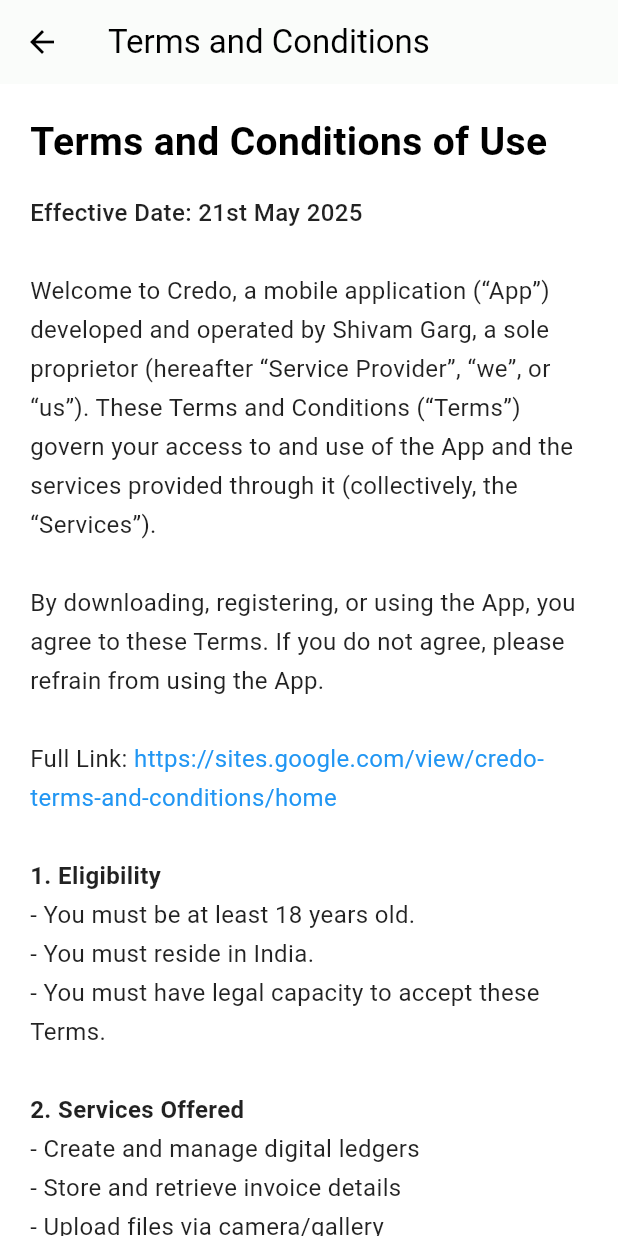
After one commit to shivamgarg001/Credo, a Flutter app: the HelpPage screen opened by its route, after a tap on "Terms & Conditions", on a phone screen of 412 x 824 dp. The commit adds this screen. Run offline on Flutter 3.47's test engine with Material 3 defaults, Android fonts, the phone set to English and light mode, and no system bars; our stand-ins replace another_flushbar, audioplayers, auto_size_text, cloud_firestore, connectivity_plus, firebase_core and 14 more; missing offline and left inert: flutter_pdfview, record; accounts and stored records are empty; key blocks and very long unbroken strings in the code were emptied for the run.

Commit message:
privacy and t&c

```diff
--- a/lib/pages/settings/help.dart
+++ b/lib/pages/settings/help.dart
@@ -1,8 +1,11 @@
+import 'package:credo/pages/settings/terms_and_conditions.dart';
 import 'package:flutter/material.dart';
 
 import '../../widgets/custom_back_button.dart';
 import '../../widgets/custom_text_button.dart';
 import '../../widgets/settings/setting_tile.dart';
+import 'privacy_policy.dart';
+import 'terms_and_conditions.dart';
 
 class HelpPage extends StatelessWidget {
   const HelpPage({super.key});
@@ -18,33 +21,51 @@
           child: Column(
             children: [
               const CustomBackButton(title: 'Help'),
-              const SettingTile(
-                icon: Icons.help,
-                title: 'How to use credo?',
-              ),
-              const SettingTile(
-                icon: Icons.info,
-                title: 'About credo',
-              ),
-              const SettingTile(
+              // const SettingTile(
+              //   icon: Icons.help,
+              //   title: 'How to use credo?',
+              // ),
+              // const SettingTile(
+              //   icon: Icons.info,
+              //   title: 'About credo',
+              // ),
+              SettingTile(
                 icon: Icons.lock,
                 title: 'Privacy Policy & Security',
+                onTap: () => _navigateToPrivacyPolicy(context), // Wrap it in a closure
               ),
-              const SettingTile(
+              SettingTile(
                 icon: Icons.gavel,
                 title: 'Terms & Conditions',
+                onTap: () => _navigateToTermsAndConditions(context), // Wrap it in a closure
               ),
-              const Spacer(),
-              CustomButton(
-                icon: Icons.call,
-                title: 'Call Customer Care',
-                onTap: () {},
-              ),
-              const SizedBox(height: 15.0),
+              // const Spacer(),
+              // CustomButton(
+              //   icon: Icons.call,
+              //   title: 'Call Customer Care',
+              //   onTap: () {},
+              // ),
+              // const SizedBox(height: 15.0),
             ],
           ),
         ),
       ),
     );
   }
+
+  // Method to navigate to the Privacy Policy page
+  static void _navigateToPrivacyPolicy(BuildContext context) {
+    Navigator.push(
+      context,
+      MaterialPageRoute(builder: (context) => PrivacyPolicyPage()),
+    );
+  }
+
+  // Method to navigate to the Terms and Conditions page
+  static void _navigateToTermsAndConditions(BuildContext context) {
+    Navigator.push(
+      context,
+      MaterialPageRoute(builder: (context) => TermsAndConditionsPage()),
+    );
+  }
 }
--- /dev/null
+++ b/lib/pages/settings/privacy_policy.dart
@@ -0,0 +1,156 @@
+import 'package:flutter/gestures.dart';
+import 'package:flutter/material.dart';
+import 'package:url_launcher/url_launcher.dart';
+
+class PrivacyPolicyPage extends StatelessWidget {
+  // Function to launch a URL
+  void _launchURL(String url) async {
+    if (await canLaunchUrl(Uri.parse(url))) {
+      await launchUrl(Uri.parse(url));
+    } else {
+      throw 'Could not launch $url';
+    }
+  }
+
+  @override
+  Widget build(BuildContext context) {
+    return Scaffold(
+      appBar: AppBar(
+        title: Text("Privacy Policy"),
+        backgroundColor: Colors.white,
+        foregroundColor: Colors.black,
+        elevation: 0.5,
+      ),
+      body: SingleChildScrollView(
+        padding: EdgeInsets.all(20.0),
+        child: Column(
+          crossAxisAlignment: CrossAxisAlignment.start,
+          children: [
+            Text(
+              "Privacy Policy for Credo",
+              style: TextStyle(fontSize: 26, fontWeight: FontWeight.bold),
+            ),
+            SizedBox(height: 16),
+            Text.rich(
+              TextSpan(
+                style: TextStyle(fontSize: 16, height: 1.6, color: Colors.black87),
+                children: [
+                  TextSpan(
+                    text: "Effective Date: 21st May 2025\n\n",
+                    style: TextStyle(fontWeight: FontWeight.w500),
+                  ),
+                  TextSpan(
+                    text:
+                        "This Privacy Policy applies to the mobile application Credo (the “Application”) developed and operated by Shivam Garg (the “Service Provider”) and made available as a free service. The Application is intended to be used “AS IS.”\n\n"
+                        "By using Credo, you agree to the practices described in this policy. If you do not agree, please discontinue use of the Application.\n\n",
+                  ),
+                  TextSpan(
+                    text: "Privacy Policy Link: ",
+                  ),
+                  TextSpan(
+                    text: "https://sites.google.com/view/credo-privacy-policy/home\n\n",
+                    style: TextStyle(color: Colors.blue),
+                    recognizer: TapGestureRecognizer()
+                      ..onTap = () {
+                        _launchURL("https://sites.google.com/view/credo-privacy-policy/home");
+                      },
+                  ),
+                  TextSpan(
+                    text: "1. Information We Collect\n",
+                    style: TextStyle(fontWeight: FontWeight.bold),
+                  ),
+                  TextSpan(
+                    text:
+                        "\na) User-Provided Information:\n- Name\n- Phone number\n- Email address\n- Residential or Business Address\n- GST number\n- Passwords (securely hashed)\n\n"
+                        "b) Automatically Collected Information:\n- Device IP address\n- Operating system\n- Device type\n- Pages visited and duration\n- Firebase Crashlytics logs\n\n"
+                        "Note: We do not collect GPS location, media content, SMS, or call logs.\n\n",
+                  ),
+                  TextSpan(
+                    text: "2. Device Permissions Used\n",
+                    style: TextStyle(fontWeight: FontWeight.bold),
+                  ),
+                  TextSpan(
+                    text:
+                        "\n- Camera: For document capture\n- Gallery: For image upload\n- Contacts: For customer/supplier association\n\n",
+                  ),
+                  TextSpan(
+                    text: "3. How We Use Your Data\n",
+                    style: TextStyle(fontWeight: FontWeight.bold),
+                  ),
+                  TextSpan(
+                    text:
+                        "\n- To create and manage your account\n- To store and retrieve ledger and invoice data\n- To send push notifications (via Firebase)\n- For in-app functionality and technical performance\n\n",
+                  ),
+                  TextSpan(
+                    text: "4. Data Storage and Security\n",
+                    style: TextStyle(fontWeight: FontWeight.bold),
+                  ),
+                  TextSpan(
+                    text:
+                        "\n- AWS India: App backend data\n- MongoDB Atlas: Invoice and ledger data\n- All credentials are stored securely using encryption and best practices\n\n",
+                  ),
+                  TextSpan(
+                    text: "5. Third-Party Services\n",
+                    style: TextStyle(fontWeight: FontWeight.bold),
+                  ),
+                  TextSpan(
+                    text:
+                        "\nWe use:\n- Google Play Services\n- Firebase Analytics\n- Firebase Crashlytics\n\nThese services may collect aggregated, anonymized data.\n\n",
+                  ),
+                  TextSpan(
+                    text: "6. Data Retention and Deletion\n",
+                    style: TextStyle(fontWeight: FontWeight.bold),
+                  ),
+                  TextSpan(
+                    text:
+                        "\n- Data is retained while your account is active and deleted upon account removal\n- You can delete your data directly in the app\n- Or email us at shivamg2701@gmail.com for removal requests\n\n",
+                  ),
+                  TextSpan(
+                    text: "7. Security Measures\n",
+                    style: TextStyle(fontWeight: FontWeight.bold),
+                  ),
+                  TextSpan(
+                    text:
+                        "\nWe implement security measures including encryption, hashing, and secured cloud infrastructure. While we strive for complete safety, no method of transmission over the Internet is 100% secure.\n\n",
+                  ),
+                  TextSpan(
+                    text: "8. Children’s Privacy\n",
+                    style: TextStyle(fontWeight: FontWeight.bold),
+                  ),
+                  TextSpan(
+                    text:
+                        "\nCredo is not intended for children under 13. We do not knowingly collect data from children. If we discover such data, we will delete it immediately. Parents may contact us to take necessary action.\n\n",
+                  ),
+                  TextSpan(
+                    text: "9. Changes to the Privacy Policy\n",
+                    style: TextStyle(fontWeight: FontWeight.bold),
+                  ),
+                  TextSpan(
+                    text:
+                        "\nThis Privacy Policy may be updated periodically. All updates will be notified via app update or in-app message.\n\n",
+                  ),
+                  TextSpan(
+                    text: "10. Governing Law\n",
+                    style: TextStyle(fontWeight: FontWeight.bold),
+                  ),
+                  TextSpan(
+                    text:
+                        "\nThis Privacy Policy is governed by the laws of India. Any disputes shall be subject to the jurisdiction of New Delhi, India.\n\n",
+                  ),
+                  TextSpan(
+                    text: "11. Contact Us\n",
+                    style: TextStyle(fontWeight: FontWeight.bold),
+                  ),
+                  TextSpan(
+                    text:
+                        "\nIf you have any questions or feedback, please contact:\n- labs.credo@gmail.com\n- shivamg2701@gmail.com\n",
+                  ),
+                ],
+              ),
+            ),
+          ],
+        ),
+      ),
+    );
+  }
+}
--- /dev/null
+++ b/lib/pages/settings/terms_and_conditions.dart
@@ -0,0 +1,178 @@
+import 'package:flutter/gestures.dart';
+import 'package:flutter/material.dart';
+import 'package:url_launcher/url_launcher.dart';
+
+class TermsAndConditionsPage extends StatelessWidget {
+  void _launchURL(String url) async {
+    final uri = Uri.parse(url);
+    if (await canLaunchUrl(uri)) {
+      await launchUrl(uri);
+    } else {
+      throw 'Could not launch $url';
+    }
+  }
+
+  @override
+  Widget build(BuildContext context) {
+    return Scaffold(
+      appBar: AppBar(
+        title: Text("Terms and Conditions"),
+        backgroundColor: Colors.white,
+        foregroundColor: Colors.black,
+        elevation: 0.5,
+      ),
+      body: SingleChildScrollView(
+        padding: EdgeInsets.all(20),
+        child: Column(
+          crossAxisAlignment: CrossAxisAlignment.start,
+          children: [
+            Text(
+              "Terms and Conditions of Use",
+              style: TextStyle(fontSize: 26, fontWeight: FontWeight.bold),
+            ),
+            SizedBox(height: 16),
+            Text.rich(
+              TextSpan(
+                style: TextStyle(fontSize: 16, height: 1.6, color: Colors.black87),
+                children: [
+                  TextSpan(
+                    text: "Effective Date: 21st May 2025\n\n",
+                    style: TextStyle(fontWeight: FontWeight.w500),
+                  ),
+                  TextSpan(
+                    text:
+                        "Welcome to Credo, a mobile application (“App”) developed and operated by Shivam Garg, a sole proprietor (hereafter “Service Provider”, “we”, or “us”). These Terms and Conditions (“Terms”) govern your access to and use of the App and the services provided through it (collectively, the “Services”).\n\n"
+                        "By downloading, registering, or using the App, you agree to these Terms. If you do not agree, please refrain from using the App.\n\n",
+                  ),
+                  TextSpan(
+                    text: "Full Link: ",
+                  ),
+                  TextSpan(
+                    text: "https://sites.google.com/view/credo-terms-and-conditions/home\n\n",
+                    style: TextStyle(color: Colors.blue),
+                    recognizer: TapGestureRecognizer()
+                      ..onTap = () {
+                        _launchURL("https://sites.google.com/view/credo-terms-and-conditions/home");
+                      },
+                  ),
+                  TextSpan(
+                    text: "1. Eligibility\n",
+                    style: TextStyle(fontWeight: FontWeight.bold),
+                  ),
+                  TextSpan(
+                    text:
+                        "- You must be at least 18 years old.\n- You must reside in India.\n- You must have legal capacity to accept these Terms.\n\n",
+                  ),
+                  TextSpan(
+                    text: "2. Services Offered\n",
+                    style: TextStyle(fontWeight: FontWeight.bold),
+                  ),
+                  TextSpan(
+                    text:
+                        "- Create and manage digital ledgers\n- Store and retrieve invoice details\n- Upload files via camera/gallery\n- Manage customer/supplier records\n- No payment gateway or lending features are provided\n\n",
+                  ),
+                  TextSpan(
+                    text: "3. User Account and Onboarding\n",
+                    style: TextStyle(fontWeight: FontWeight.bold),
+                  ),
+                  TextSpan(
+                    text:
+                        "- Users must register with valid name, phone, email, and GST number\n- Passwords are stored using secure hashing\n- Users are responsible for account security\n\n",
+                  ),
+                  TextSpan(
+                    text: "4. Permissions and Device Access\n",
+                    style: TextStyle(fontWeight: FontWeight.bold),
+                  ),
+                  TextSpan(
+                    text:
+                        "- Camera: For scanning/uploading documents\n- Gallery: For file selection\n- Contacts: For linking customers/suppliers\n\n",
+                  ),
+                  TextSpan(
+                    text: "5. Data Storage and Security\n",
+                    style: TextStyle(fontWeight: FontWeight.bold),
+                  ),
+                  TextSpan(
+                    text:
+                        "- Data is stored on AWS India and MongoDB Atlas\n- We follow best practices including encryption and access control\n\n",
+                  ),
+                  TextSpan(
+                    text: "6. Consent and Communication\n",
+                    style: TextStyle(fontWeight: FontWeight.bold),
+                  ),
+                  TextSpan(
+                    text:
+                        "- Users agree to receive operational emails and push notifications via Firebase\n- Push notifications can be turned off via phone settings\n\n",
+                  ),
+                  TextSpan(
+                    text: "7. Restrictions and User Obligations\n",
+                    style: TextStyle(fontWeight: FontWeight.bold),
+                  ),
+                  TextSpan(
+                    text:
+                        "- Do not engage in illegal, fraudulent, or abusive behavior\n- Do not upload harmful or malicious content\n- Do not use the app to harass, impersonate, or defame others\n\n",
+                  ),
+                  TextSpan(
+                    text: "8. Intellectual Property\n",
+                    style: TextStyle(fontWeight: FontWeight.bold),
+                  ),
+                  TextSpan(
+                    text:
+                        "- All logos, content, and code belong to the Service Provider\n- You may not reproduce or redistribute without permission\n\n",
+                  ),
+                  TextSpan(
+                    text: "9. Termination\n",
+                    style: TextStyle(fontWeight: FontWeight.bold),
+                  ),
+                  TextSpan(
+                    text:
+                        "- We may terminate access for violating Terms\n- You may also delete your account in-app\n- Termination revokes access to data and features\n\n",
+                  ),
+                  TextSpan(
+                    text: "10. Disclaimer and Limitation of Liability\n",
+                    style: TextStyle(fontWeight: FontWeight.bold),
+                  ),
+                  TextSpan(
+                    text:
+                        "- The App is provided “as is” without warranties\n- We are not liable for data loss, downtime, or misuse\n- Your use is at your own risk\n\n",
+                  ),
+                  TextSpan(
+                    text: "11. Indemnity\n",
+                    style: TextStyle(fontWeight: FontWeight.bold),
+                  ),
+                  TextSpan(
+                    text:
+                        "- You agree to defend and indemnify us from claims arising due to your misuse or violation of these Terms\n\n",
+                  ),
+                  TextSpan(
+                    text: "12. Changes to Terms\n",
+                    style: TextStyle(fontWeight: FontWeight.bold),
+                  ),
+                  TextSpan(
+                    text:
+                        "- We may update Terms anytime\n- Continued use constitutes agreement with updated Terms\n\n",
+                  ),
+                  TextSpan(
+                    text: "13. Governing Law and Jurisdiction\n",
+                    style: TextStyle(fontWeight: FontWeight.bold),
+                  ),
+                  TextSpan(
+                    text:
+                        "- Governed by the laws of India\n- Jurisdiction: Courts in New Delhi, India\n\n",
+                  ),
+                  TextSpan(
+                    text: "14. Contact Information\n",
+                    style: TextStyle(fontWeight: FontWeight.bold),
+                  ),
+                  TextSpan(
+                    text:
+                        "- For any concerns, email:\n  - labs.credo@gmail.com\n  - shivamg2701@gmail.com\n",
+                  ),
+                ],
+              ),
+            ),
+          ],
+        ),
+      ),
+    );
+  }
+}
```
Also changed, not shown: lib/pages/settings.dart (+18 -9 lines).
